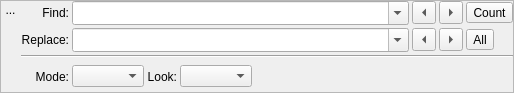
Sigil-Ebook/Sigil, file src/Sigil/Form_Files/FindReplace.ui: the form before one commit.
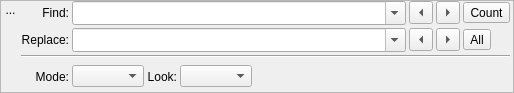
The form after the commit. Icons and pictures are not drawn.

Commit message: F&R: increase right spacing, make escape close the widget.

The edit to the form file:
```diff
--- a/src/Sigil/Form_Files/FindReplace.ui
+++ b/src/Sigil/Form_Files/FindReplace.ui
@@ -95,6 +95,15 @@
       </item>
       <item>
        <layout class="QGridLayout" name="gridLayout" columnstretch="0,1,0,0,0">
+        <property name="leftMargin">
+         <number>0</number>
+        </property>
+        <property name="topMargin">
+         <number>0</number>
+        </property>
+        <property name="rightMargin">
+         <number>3</number>
+        </property>
         <property name="spacing">
          <number>3</number>
         </property>
```
The commit also changes 2 other files.
